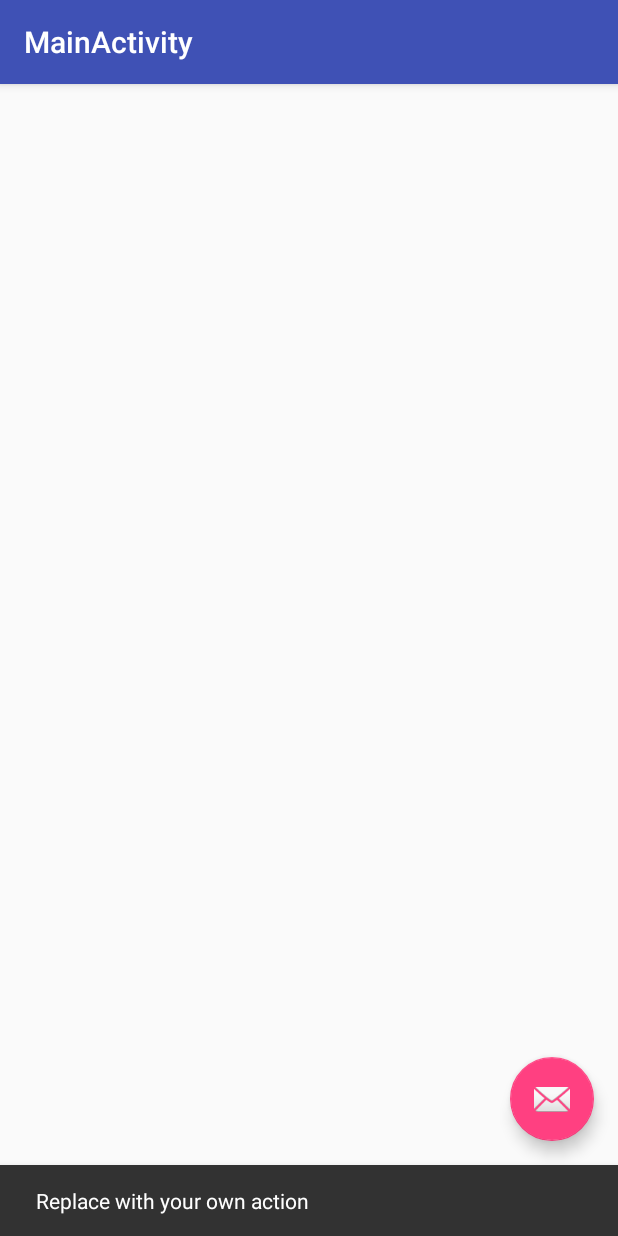
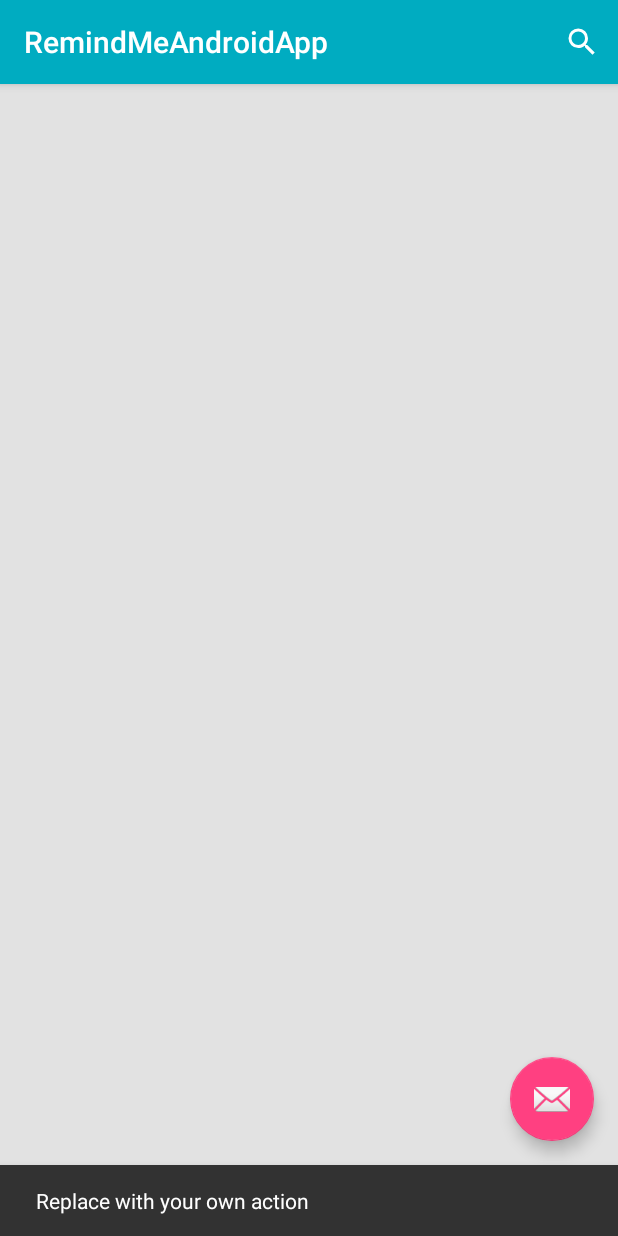
Before and after one commit to spluft/RemindMeAndroidApp, an Android app: the screen it shows after launch (MainActivity), after a tap on an icon or button, on a phone screen of 412 x 824 dp. Run offline under Robolectric (Android 15) with nearby library versions, the phone set to English and light mode, and no system bars.

Commit message:
added toolbar added search button menu

```diff
--- a/app/src/main/java/ru/spluft/remindemeandroidapp/MainActivity.java
+++ b/app/src/main/java/ru/spluft/remindemeandroidapp/MainActivity.java
@@ -5,16 +5,20 @@ import android.support.design.widget.FloatingActionButton;
 import android.support.design.widget.Snackbar;
 import android.support.v7.app.AppCompatActivity;
 import android.support.v7.widget.Toolbar;
+import android.view.Menu;
+import android.view.MenuItem;
 import android.view.View;
 
 public class MainActivity extends AppCompatActivity {
+
+    private Toolbar toolbar;
 
     @Override
     protected void onCreate(Bundle savedInstanceState) {
         super.onCreate(savedInstanceState);
         setContentView(R.layout.activity_main);
-        Toolbar toolbar = (Toolbar) findViewById(R.id.toolbar);
-        setSupportActionBar(toolbar);
+
+        initToolbar();
 
         FloatingActionButton fab = (FloatingActionButton) findViewById(R.id.fab);
         fab.setOnClickListener(new View.OnClickListener() {
@@ -26,4 +30,22 @@ public class MainActivity extends AppCompatActivity {
         });
     }
 
+    @Override
+    public boolean onCreateOptionsMenu(Menu menu) {
+        getMenuInflater().inflate(R.menu.menu, menu);
+        return true;
+    }
+
+    private void initToolbar() {
+        toolbar = (Toolbar) findViewById(R.id.toolbar);
+        toolbar.setTitle(R.string.app_name);
+        toolbar.setOnMenuItemClickListener(new Toolbar.OnMenuItemClickListener() {
+            @Override
+            public boolean onMenuItemClick(MenuItem item) {
+                return false;
+            }
+        });
+        toolbar.inflateMenu(R.menu.menu);
+        setSupportActionBar(toolbar);
+    }
 }
--- /dev/null
+++ b/app/src/main/res/drawable/magnify.xml
@@ -0,0 +1,7 @@
+<vector xmlns:android="http://schemas.android.com/apk/res/android"
+    android:height="24dp"
+    android:width="24dp"
+    android:viewportWidth="24"
+    android:viewportHeight="24">
+    <path android:fillColor="#FFF" android:pathData="M9.5,3A6.5,6.5 0 0,1 16,9.5C16,11.11 15.41,12.59 14.44,13.73L14.71,14H15.5L20.5,19L19,20.5L14,15.5V14.71L13.73,14.44C12.59,15.41 11.11,16 9.5,16A6.5,6.5 0 0,1 3,9.5A6.5,6.5 0 0,1 9.5,3M9.5,5C7,5 5,7 5,9.5C5,12 7,14 9.5,14C12,14 14,12 14,9.5C14,7 12,5 9.5,5Z" />
+</vector>
--- a/app/src/main/res/layout/activity_main.xml
+++ b/app/src/main/res/layout/activity_main.xml
@@ -4,6 +4,7 @@
     xmlns:tools="http://schemas.android.com/tools"
     android:layout_width="match_parent"
     android:layout_height="match_parent"
+    android:background="@color/mainBackground"
     tools:context="ru.spluft.remindemeandroidapp.MainActivity">
 
     <android.support.design.widget.AppBarLayout
--- /dev/null
+++ b/app/src/main/res/menu/menu.xml
@@ -0,0 +1,12 @@
+<?xml version="1.0" encoding="utf-8"?>
+<menu xmlns:android="http://schemas.android.com/apk/res/android"
+    xmlns:app="http://schemas.android.com/apk/res-auto">
+
+    <item
+        android:id="@+id/search"
+        android:title="@string/search_title"
+        android:orderInCategory="1"
+        android:icon="@drawable/magnify"
+        app:showAsAction="always" />
+
+</menu>
--- a/app/src/main/res/values/colors.xml
+++ b/app/src/main/res/values/colors.xml
@@ -1,6 +1,7 @@
 <?xml version="1.0" encoding="utf-8"?>
 <resources>
-    <color name="colorPrimary">#3F51B5</color>
-    <color name="colorPrimaryDark">#303F9F</color>
+    <color name="colorPrimary">#00ACC1</color>
+    <color name="colorPrimaryDark">#008A9A</color>
     <color name="colorAccent">#FF4081</color>
+    <color name="mainBackground">#E2E2E2</color>
 </resources>
--- a/app/src/main/res/values/strings.xml
+++ b/app/src/main/res/values/strings.xml
@@ -1,4 +1,5 @@
 <resources>
     <string name="app_name">RemindMeAndroidApp</string>
     <string name="title_activity_main">MainActivity</string>
+    <string name="search_title">Search</string>
 </resources>
```
